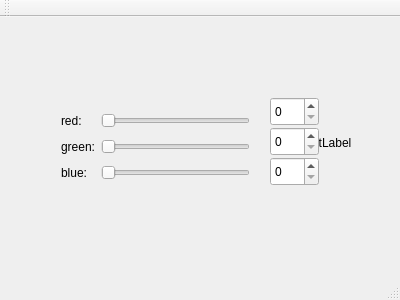
trinhgiahuy/Programming2_Spring_2020, file student/12/colorpicker_designer/mainwindow.ui: the form before one commit.
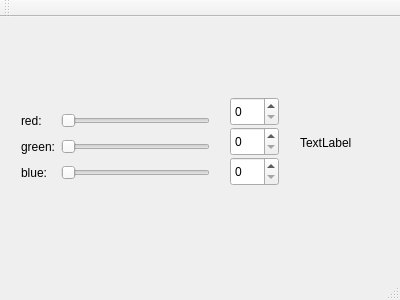
The form after the commit.

Diff of the .ui file:
```diff
--- a/student/12/colorpicker_designer/mainwindow.ui
+++ b/student/12/colorpicker_designer/mainwindow.ui
@@ -17,7 +17,7 @@
    <widget class="QWidget" name="gridLayoutWidget">
     <property name="geometry">
      <rect>
-      <x>50</x>
+      <x>10</x>
       <y>80</y>
       <width>211</width>
       <height>101</height>
@@ -84,7 +84,7 @@
    <widget class="QSpinBox" name="spinBoxRed">
     <property name="geometry">
      <rect>
-      <x>270</x>
+      <x>230</x>
       <y>80</y>
       <width>49</width>
       <height>29</height>
@@ -94,7 +94,7 @@
    <widget class="QSpinBox" name="spinBoxGreen">
     <property name="geometry">
      <rect>
-      <x>270</x>
+      <x>230</x>
       <y>110</y>
       <width>49</width>
       <height>29</height>
@@ -104,7 +104,7 @@
    <widget class="QSpinBox" name="spinBoxBlue">
     <property name="geometry">
      <rect>
-      <x>270</x>
+      <x>230</x>
       <y>140</y>
       <width>49</width>
       <height>29</height>
```
Left out of the diff: 36 changed lines with no effect on the pictures.
